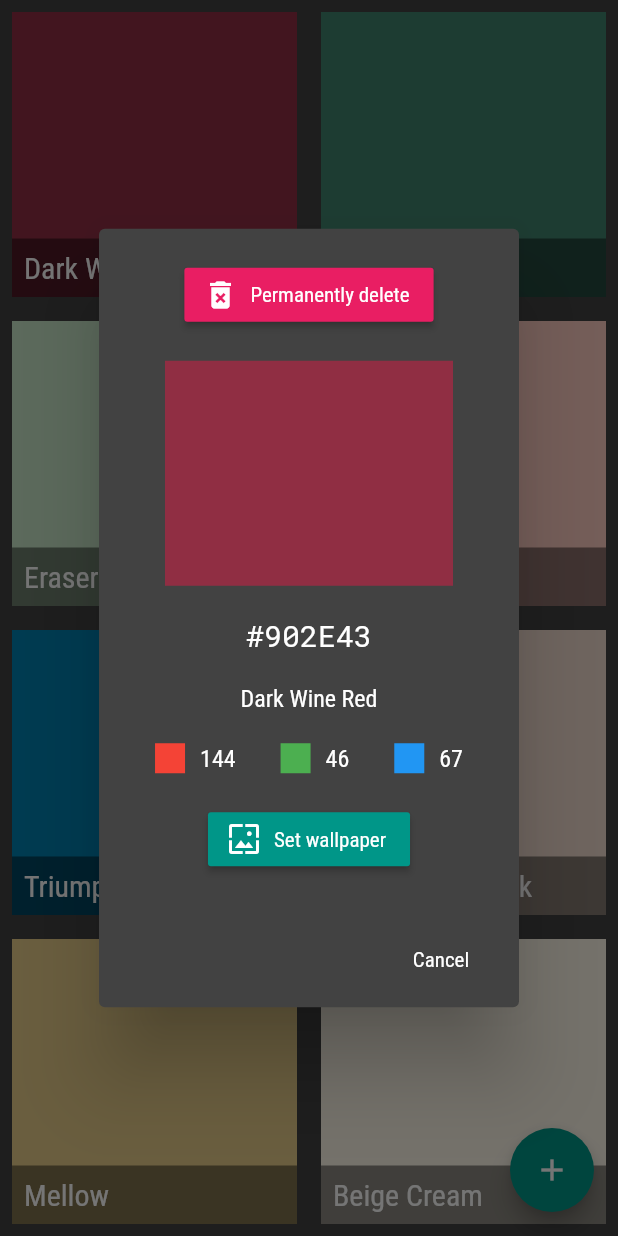
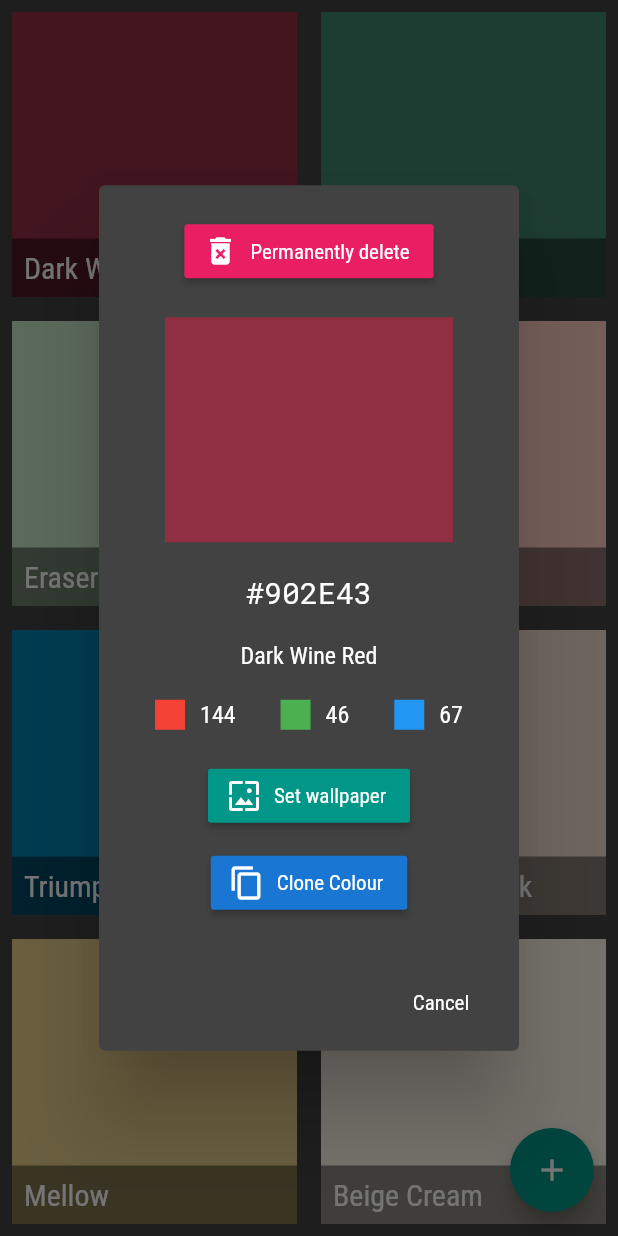
Before and after one commit to JunoNgx/flutter-pura, a Flutter app: the screen it shows after launch, after a tap on "Dark Wine Red", on a phone screen of 412 x 824 dp. Run offline on Flutter 3.47's test engine with Material 2 defaults, Android fonts, the phone set to English and light mode, and no system bars; our stand-ins replace permission_handler; missing offline and left inert: wallpaperplugin.

Commit message:
New feature: cloning color.

```diff
--- a/lib/services/confirm_action.dart
+++ b/lib/services/confirm_action.dart
@@ -1 +1 @@
-enum ConfirmAction {CANCEL, DELETE, RESET_ALL, SET_WALLPAPER}
+enum ConfirmAction {CANCEL, DELETE, RESET_ALL, SET_WALLPAPER, CREATE}
--- a/lib/widgets/color_detail_dialog.dart
+++ b/lib/widgets/color_detail_dialog.dart
@@ -6,6 +6,7 @@ import 'package:wallpaper/models/color_object.dart';
 import 'package:wallpaper/services/confirm_action.dart';
 import 'package:wallpaper/widgets/confirmation_dialog.dart';
 import 'package:wallpaper/services/image_processor.dart';
+import 'package:wallpaper/pages/create_color_page.dart';
 
 class ColorDetailDialog extends AlertDialog {
 
@@ -99,28 +100,39 @@ class ColorDetailDialog extends AlertDialog {
               textColor: Colors.white,
               icon: Icon(Icons.wallpaper),
               label: Text('Set wallpaper'),
+              onPressed: () {
+                requestPermissionAndSetWallpaper(context);
+              }
+            ),
+            SizedBox(height: 10),
+            RaisedButton.icon(
+              color: Colors.blue[700],
+              textColor: Colors.white,
+              icon: Icon(Icons.content_copy),
+              label: Text('Clone Colour'),
               onPressed: () async {
-//                ConfirmAction confirmAction = await showDialog(
-//                  context: context,
-//                  barrierDismissible: true,
-//                  builder: (BuildContext context) => ConfirmationDialog(
-//                    title: 'CONFIRM SETTING WALLPAPER',
-//                    content: 'Wallpaper will be set. Image writing on external storage will be required, please grant permission if you have not yet.',
-//                    confirmAction: ConfirmAction.SET_WALLPAPER,
-//                  )
-//                );
+                var returnData = await Navigator.of(context).push(
+                  MaterialPageRoute(builder: (context) => CreateColorPage(initHexStr: color.hexCodeStr, name: color.name))
+                );
+                if (returnData["confirmAction"] == ConfirmAction.CREATE) {
+                  Navigator.pop(context, returnData);
+                }
+              },
+            )
+          ],
+        ),
+      );
+  }
+//
+//  void processImage() {
+//    Image image = new
+//  }
 
+  void requestPermissionAndSetWallpaper(BuildContext context) async {
     // Learning note: this will prompt permission from user
     // Learning note: will do nothing if permission is already granted
     await Permission.storage.request();
     if (await Permission.storage.isGranted) {
-//                    print('Navigator pushing to screenshot page.');
-//                    Navigator.push(context,
-//                      MaterialPageRoute(
-//                      builder: (context) => ScreenshotPage(color: this.color)
-//                      )
-//                    );
-                  print('Processing image');
       String filePath = await imageProcessor.processImage(color);
       setWallpaper(filePath);
     } else {
@@ -141,16 +153,7 @@ class ColorDetailDialog extends AlertDialog {
           )
       );
     }
-              },
-            ),
-          ],
-        ),
-      );
   }
-//
-//  void processImage() {
-//    Image image = new
-//  }
 
   void setWallpaper(String filePath) {
     Wallpaperplugin.setWallpaperWithCrop(localFile: filePath);
--- a/lib/widgets/color_grid.dart
+++ b/lib/widgets/color_grid.dart
@@ -9,8 +9,16 @@ class ColorGrid extends StatelessWidget {
   final ColorObject color;
   final int index;
   final ValueChanged<int> parentDeleteAndUpdate;
+  final ValueChanged<ColorObject> parentCreateNewColor;
 
-  ColorGrid({Key key, @required this.color, @required this.parentDeleteAndUpdate, @required this.index}): super(key: key);
+  ColorGrid(
+      {Key key,
+        @required this.color,
+        @required this.index,
+        @required this.parentDeleteAndUpdate,
+        @required this.parentCreateNewColor
+      }
+  ): super(key: key);
 
   @override
   Widget build(BuildContext context) {
@@ -29,6 +37,9 @@ class ColorGrid extends StatelessWidget {
           if (returnData["confirmAction"] == ConfirmAction.DELETE) {
             this.parentDeleteAndUpdate(returnData["indexToBeDeleted"]);
             print('Color at position ' + returnData["indexToBeDeleted"].toString() + 'is to be deleted.');
+          }
+          if (returnData["confirmAction"] == ConfirmAction.CREATE) {
+            this.parentCreateNewColor(new ColorObject(returnData['hex'], returnData['name']));
           }
         },
         child: Align(
```
Also changed, not shown: lib/pages/color_list_page.dart (+11 -9 lines), lib/pages/create_color_page.dart (+22 -8 lines), lib/services/image_processor.dart (+9 -11 lines). Lines whose indentation alone changed are shown as unchanged.
